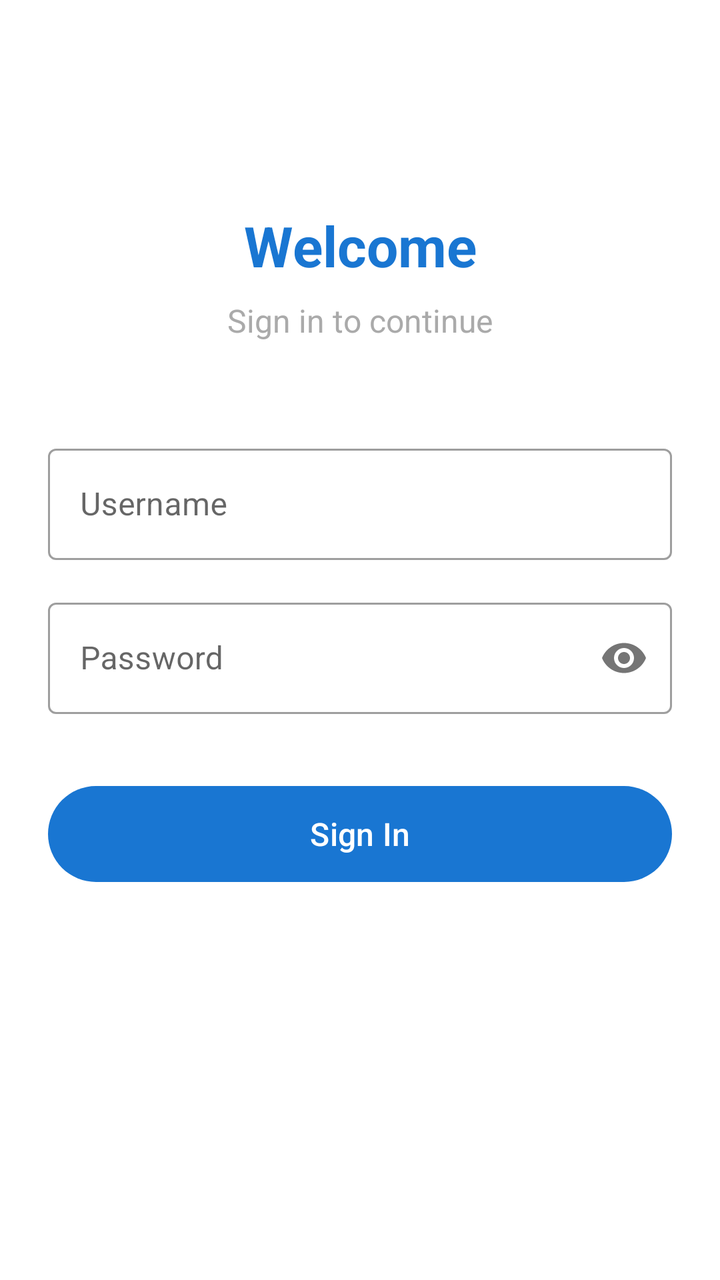
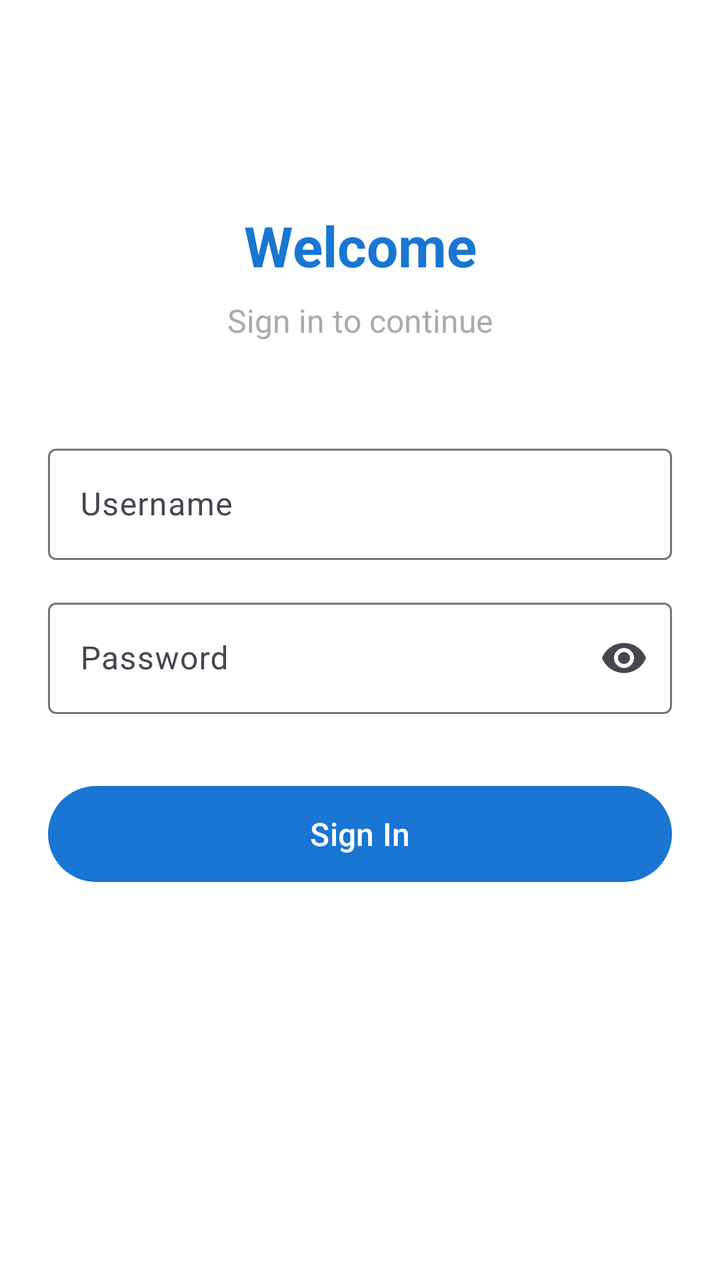

Compare the two renders of this Android layout. The source of the first and the diff that turns it into the second are given below.
<!-- AndroidManifest.xml: activity theme Theme.TodoAndroid.NoActionBar -->
<!-- res/layout/activity_login.xml -->
<?xml version="1.0" encoding="utf-8"?>
<androidx.constraintlayout.widget.ConstraintLayout 
    xmlns:android="http://schemas.android.com/apk/res/android"
    xmlns:app="http://schemas.android.com/apk/res-auto"
    android:layout_width="match_parent"
    android:layout_height="match_parent"
    android:padding="24dp">

    <TextView
        android:id="@+id/textTitle"
        android:layout_width="wrap_content"
        android:layout_height="wrap_content"
        android:layout_marginTop="80dp"
        android:text="@string/login_title"
        android:textSize="28sp"
        android:textStyle="bold"
        android:textColor="?attr/colorPrimary"
        app:layout_constraintEnd_toEndOf="parent"
        app:layout_constraintStart_toStartOf="parent"
        app:layout_constraintTop_toTopOf="parent" />

    <TextView
        android:id="@+id/textSubtitle"
        android:layout_width="wrap_content"
        android:layout_height="wrap_content"
        android:layout_marginTop="8dp"
        android:text="@string/login_subtitle"
        android:textSize="16sp"
        android:textColor="@android:color/darker_gray"
        app:layout_constraintEnd_toEndOf="parent"
        app:layout_constraintStart_toStartOf="parent"
        app:layout_constraintTop_toBottomOf="@id/textTitle" />

    <com.google.android.material.textfield.TextInputLayout
        android:id="@+id/layoutUsername"
        style="@style/Widget.MaterialComponents.TextInputLayout.OutlinedBox"
        android:layout_width="0dp"
        android:layout_height="wrap_content"
        android:layout_marginTop="48dp"
        android:hint="@string/hint_username"
        app:layout_constraintEnd_toEndOf="parent"
        app:layout_constraintStart_toStartOf="parent"
        app:layout_constraintTop_toBottomOf="@id/textSubtitle">

        <com.google.android.material.textfield.TextInputEditText
            android:id="@+id/editUsername"
            android:layout_width="match_parent"
            android:layout_height="wrap_content"
            android:inputType="text"
            android:maxLines="1"
            android:imeOptions="actionNext" />

    </com.google.android.material.textfield.TextInputLayout>

    <com.google.android.material.textfield.TextInputLayout
        android:id="@+id/layoutPassword"
        style="@style/Widget.MaterialComponents.TextInputLayout.OutlinedBox"
        android:layout_width="0dp"
        android:layout_height="wrap_content"
        android:layout_marginTop="16dp"
        android:hint="@string/hint_password"
        app:passwordToggleEnabled="true"
        app:layout_constraintEnd_toEndOf="parent"
        app:layout_constraintStart_toStartOf="parent"
        app:layout_constraintTop_toBottomOf="@id/layoutUsername">

        <com.google.android.material.textfield.TextInputEditText
            android:id="@+id/editPassword"
            android:layout_width="match_parent"
            android:layout_height="wrap_content"
            android:inputType="textPassword"
            android:maxLines="1"
            android:imeOptions="actionDone" />

    </com.google.android.material.textfield.TextInputLayout>

    <com.google.android.material.button.MaterialButton
        android:id="@+id/buttonLogin"
        android:layout_width="0dp"
        android:layout_height="56dp"
        android:layout_marginTop="32dp"
        android:text="@string/button_login"
        android:textSize="16sp"
        app:layout_constraintEnd_toEndOf="parent"
        app:layout_constraintStart_toStartOf="parent"
        app:layout_constraintTop_toBottomOf="@id/layoutPassword" />

    <ProgressBar
        android:id="@+id/progressBar"
        android:layout_width="wrap_content"
        android:layout_height="wrap_content"
        android:visibility="gone"
        app:layout_constraintBottom_toBottomOf="@id/buttonLogin"
        app:layout_constraintEnd_toEndOf="parent"
        app:layout_constraintStart_toStartOf="parent"
        app:layout_constraintTop_toTopOf="@id/buttonLogin" />

</androidx.constraintlayout.widget.ConstraintLayout>
<!-- resources referenced by this layout -->
<resources>
  <string name="button_login">Sign In</string>
  <string name="hint_password">Password</string>
  <string name="hint_username">Username</string>
  <string name="login_subtitle">Sign in to continue</string>
  <string name="login_title">Welcome</string>
  <style name="Theme.TodoAndroid.NoActionBar" parent="Theme.TodoAndroid">
          <item name="windowActionBar">false</item>
          <item name="windowNoTitle">true</item>
      </style>
  <style name="Theme.TodoAndroid" parent="Theme.Material3.DayNight.NoActionBar">
          
          <item name="colorPrimary">@color/colorPrimary</item>
          <item name="colorPrimaryContainer">@color/colorPrimaryDark</item>
          <item name="colorOnPrimary">@android:color/white</item>
          
          <item name="colorSurface">@color/colorSurface</item>
          <item name="colorOnSurface">@color/colorOnSurface</item>
          
          <item name="android:statusBarColor">@android:color/transparent</item>
          <item name="android:windowLightStatusBar">true</item>
          
          <item name="android:windowBackground">@color/colorBackground</item>
      </style>
  <color name="colorPrimary">#1976D2</color>
  <color name="colorPrimaryDark">#1565C0</color>
  <color name="colorSurface">#FFFFFF</color>
  <color name="colorOnSurface">#000000</color>
  <color name="colorBackground">#FFFFFF</color>
</resources>

<!-- the commit's change to res/layout/activity_login.xml (unified diff, before → after) -->
@@ -33,7 +33,7 @@
 
     <com.google.android.material.textfield.TextInputLayout
         android:id="@+id/layoutUsername"
-        style="@style/Widget.MaterialComponents.TextInputLayout.OutlinedBox"
+        style="@style/Widget.Material3.TextInputLayout.OutlinedBox"
         android:layout_width="0dp"
         android:layout_height="wrap_content"
         android:layout_marginTop="48dp"
@@ -54,12 +54,12 @@
 
     <com.google.android.material.textfield.TextInputLayout
         android:id="@+id/layoutPassword"
-        style="@style/Widget.MaterialComponents.TextInputLayout.OutlinedBox"
+        style="@style/Widget.Material3.TextInputLayout.OutlinedBox"
         android:layout_width="0dp"
         android:layout_height="wrap_content"
         android:layout_marginTop="16dp"
         android:hint="@string/hint_password"
-        app:passwordToggleEnabled="true"
+        app:endIconMode="password_toggle"
         app:layout_constraintEnd_toEndOf="parent"
         app:layout_constraintStart_toStartOf="parent"
         app:layout_constraintTop_toBottomOf="@id/layoutUsername">
@@ -85,11 +85,13 @@
         app:layout_constraintStart_toStartOf="parent"
         app:layout_constraintTop_toBottomOf="@id/layoutPassword" />
 
-    <ProgressBar
+    <com.google.android.material.progressindicator.CircularProgressIndicator
         android:id="@+id/progressBar"
         android:layout_width="wrap_content"
         android:layout_height="wrap_content"
+        android:indeterminate="true"
         android:visibility="gone"
+        android:contentDescription="@string/loading"
         app:layout_constraintBottom_toBottomOf="@id/buttonLogin"
         app:layout_constraintEnd_toEndOf="parent"
         app:layout_constraintStart_toStartOf="parent"
<!-- resource entries referenced after the edit -->
@@ -3,6 +3,7 @@
   <string name="button_login">Sign In</string>
   <string name="hint_password">Password</string>
   <string name="hint_username">Username</string>
+  <string name="loading">Loading…</string>
   <string name="login_subtitle">Sign in to continue</string>
   <string name="login_title">Welcome</string>
   <style name="Theme.TodoAndroid.NoActionBar" parent="Theme.TodoAndroid">
